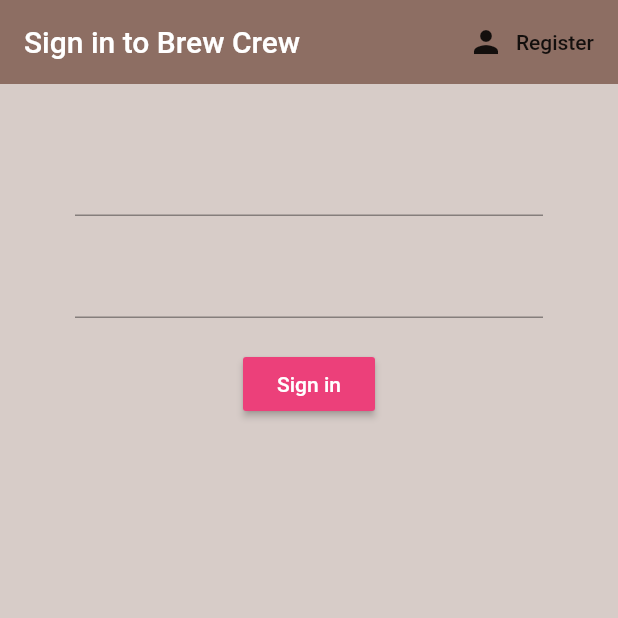
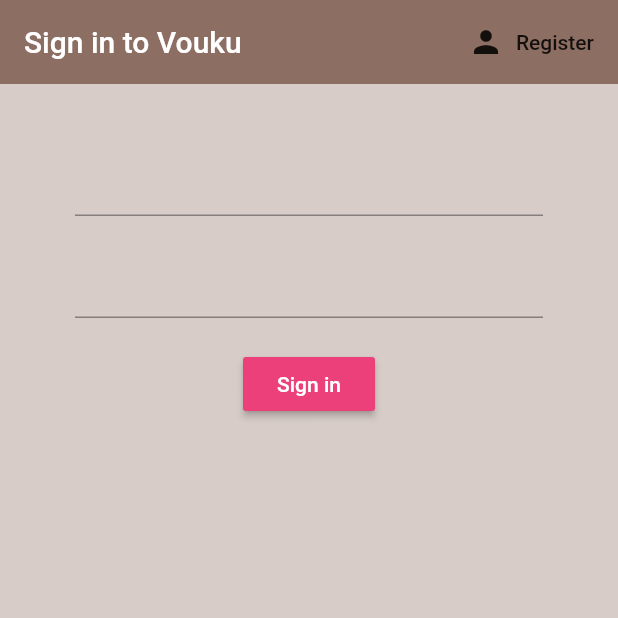
Before and after one commit to ImamAlfariziSyahputra/vouku, a Flutter app: the screen it shows after launch, on a phone screen of 412 x 824 dp, the top half of it. Run offline on Flutter 3.47's test engine with Material 2 defaults, Android fonts, the phone set to English and light mode, and no system bars; our stand-ins replace firebase_auth, firebase_core; accounts and stored records are empty.

Commit message:
Change Title

```diff
--- a/lib/screens/authenticate/register.dart
+++ b/lib/screens/authenticate/register.dart
@@ -28,7 +28,7 @@ class _RegisterState extends State<Register> {
       appBar: AppBar(
         backgroundColor: Colors.brown[400],
         elevation: 0,
-        title: Text('Sign up to Brew Crew'),
+        title: Text('Sign up to Vouku'),
         actions: [
           FlatButton.icon(
             icon: Icon(Icons.person),
--- a/lib/screens/authenticate/sign_in.dart
+++ b/lib/screens/authenticate/sign_in.dart
@@ -27,7 +27,7 @@ class _SignInState extends State<SignIn> {
       appBar: AppBar(
         backgroundColor: Colors.brown[400],
         elevation: 0,
-        title: Text('Sign in to Brew Crew'),
+        title: Text('Sign in to Vouku'),
         actions: [
           FlatButton.icon(
             icon: Icon(Icons.person),
--- a/lib/screens/home/home.dart
+++ b/lib/screens/home/home.dart
@@ -10,7 +10,7 @@ class Home extends StatelessWidget {
     return Scaffold(
       backgroundColor: Colors.brown[50],
       appBar: AppBar(
-        title: Text('Brew Crew'),
+        title: Text('Vouku'),
         backgroundColor: Colors.brown[400],
         elevation: 0,
         actions: [
```
